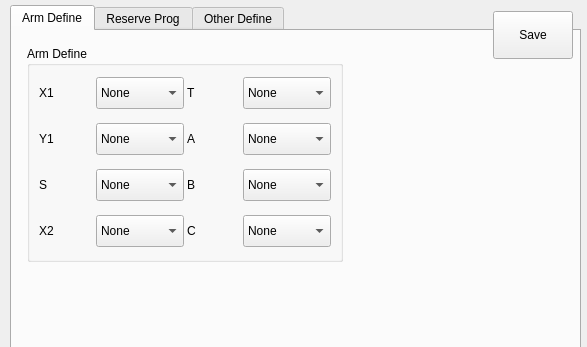
The window that hcsettings/icstructdefineframe.ui (GaussCheng/2-5AxisPunch) describes before a commit, drawn with Qt 5.
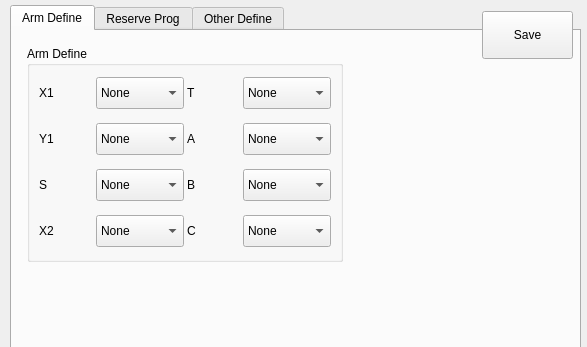
The same window after the commit. Custom widgets are drawn as their Qt base class.

What changed in the file:
```diff
--- a/hcsettings/icstructdefineframe.ui
+++ b/hcsettings/icstructdefineframe.ui
@@ -828,29 +828,16 @@
     </widget>
    </widget>
   </widget>
-  <widget class="QWidget" name="layoutWidget">
+  <widget class="QWidget" name="layoutWidget2">
    <property name="geometry">
     <rect>
-     <x>440</x>
+     <x>482</x>
      <y>10</y>
-     <width>133</width>
+     <width>91</width>
      <height>50</height>
     </rect>
    </property>
    <layout class="QHBoxLayout" name="horizontalLayout_4">
-    <item>
-     <spacer name="horizontalSpacer_5">
-      <property name="orientation">
-       <enum>Qt::Horizontal</enum>
-      </property>
-      <property name="sizeHint" stdset="0">
-       <size>
-        <width>40</width>
-        <height>20</height>
-       </size>
-      </property>
-     </spacer>
-    </item>
     <item>
      <widget class="QPushButton" name="saveButton">
       <property name="minimumSize">
```
Left out of the diff: 4 changed lines with no effect on the pictures.
